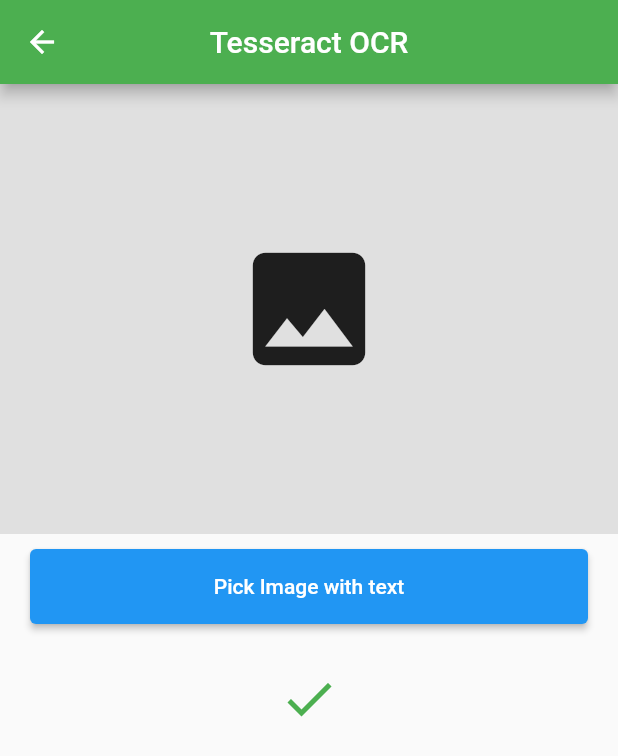
After one commit to yeongwooCho/dmsqltn, a Flutter app: the HomeScreenTest screen opened directly, on a phone screen of 412 x 824 dp. The commit adds this screen. Shown: the top 756 px of the screen. Run offline on Flutter 3.47's test engine with Material 2 defaults, Android fonts, the phone set to English and light mode, and no system bars; our stand-ins replace image_picker; missing offline and left inert: flutter_tesseract_ocr.

Commit message:
[add] ocr 레거시 포함 코드 추가

```diff
--- /dev/null
+++ b/assets/tessdata_config.json
@@ -0,0 +1,6 @@
+{
+  "files": [
+    "eng.traineddata",
+    "kor.traineddata"
+  ]
+}
--- /dev/null
+++ b/lib/screen/tetest.dart
@@ -0,0 +1,99 @@
+import 'dart:io';
+
+import 'package:flutter/cupertino.dart';
+import 'package:flutter/material.dart';
+import 'package:image_picker/image_picker.dart';
+import 'package:flutter_tesseract_ocr/flutter_tesseract_ocr.dart';
+
+class HomeScreenTest extends StatefulWidget {
+  const HomeScreenTest({super.key});
+
+  @override
+  _HomeScreenTestState createState() => _HomeScreenTestState();
+}
+
+class _HomeScreenTestState extends State<HomeScreenTest> {
+  bool _scanning = false;
+  String _extractText = '';
+  XFile? _pickedImage;
+
+  @override
+  Widget build(BuildContext context) {
+    return Scaffold(
+      appBar: AppBar(
+        centerTitle: true,
+        backgroundColor: Colors.green,
+        title: Text('Tesseract OCR'),
+      ),
+      body: ListView(
+        children: [
+          _pickedImage == null
+              ? Container(
+            height: 300,
+            color: Colors.grey[300],
+            child: Icon(
+              Icons.image,
+              size: 100,
+            ),
+          )
+              : Container(
+            height: 300,
+            decoration: BoxDecoration(
+                color: Colors.grey[300],
+                image: DecorationImage(
+
+                  // image: FileImage(_pickedImage),
+                  image: FileImage(File(_pickedImage!.path)),
+                  fit: BoxFit.fill,
+                )),
+          ),
+          Container(
+            height: 50,
+            margin: EdgeInsets.symmetric(vertical: 10, horizontal: 20),
+            child: ElevatedButton(
+              child: Text(
+                'Pick Image with text',
+                style: TextStyle(
+                  color: Colors.white,
+                ),
+              ),
+              onPressed: () async {
+                setState(() {
+                  _scanning = true;
+                });
+                _pickedImage =
+                await ImagePicker().pickImage(source: ImageSource.camera);
+
+                _extractText =
+                await FlutterTesseractOcr.extractText(_pickedImage!.path);
+                setState(() {
+                  _scanning = false;
+
+                });
+              },
+            ),
+          ),
+          SizedBox(height: 20),
+          _scanning
+              ? Center(child: CircularProgressIndicator())
+              : Icon(
+            Icons.done,
+            size: 40,
+            color: Colors.green,
+          ),
+          SizedBox(height: 20),
+          Center(
+            child: Text(
+              _extractText,
+              textAlign: TextAlign.center,
+              style: TextStyle(
+                fontSize: 30,
+                fontWeight: FontWeight.bold,
+              ),
+            ),
+          )
+        ],
+      ),
+    );
+  }
+}
```
Also changed, not shown: lib/main.dart (+8 -3 lines), lib/screen/ocr_test.dart (added, +325 -0 lines), lib/screen/scan_screen.dart (+76 -81 lines), pubspec.yaml (+8 -0 lines), pubspec.lock, 3 other files.
